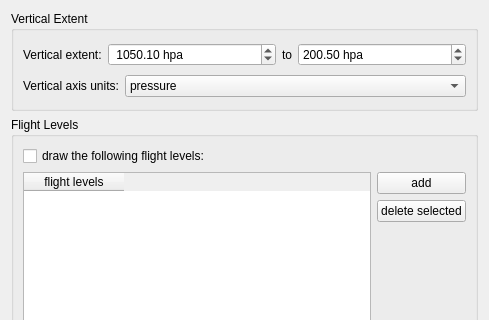
First picture: the form in mslib/msui/ui/ui_sideview_options.ui, repository Open-MSS/MSS, before the edit; both pictures show x 0 to 489 and y 0 to 320 of the 489 by 519 pixel window.
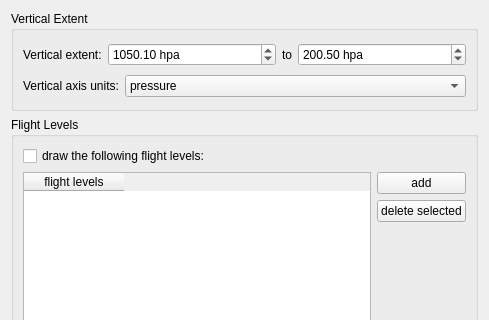
Second picture: the form after the edit.

```diff
--- a/mslib/msui/ui/ui_sideview_options.ui
+++ b/mslib/msui/ui/ui_sideview_options.ui
@@ -47,7 +47,7 @@
            </sizepolicy>
           </property>
           <property name="prefix">
-           <string> </string>
+           <string/>
           </property>
           <property name="suffix">
            <string> hpa</string>
```
Left out of the diff: 2 changed lines with no effect on the pictures.
